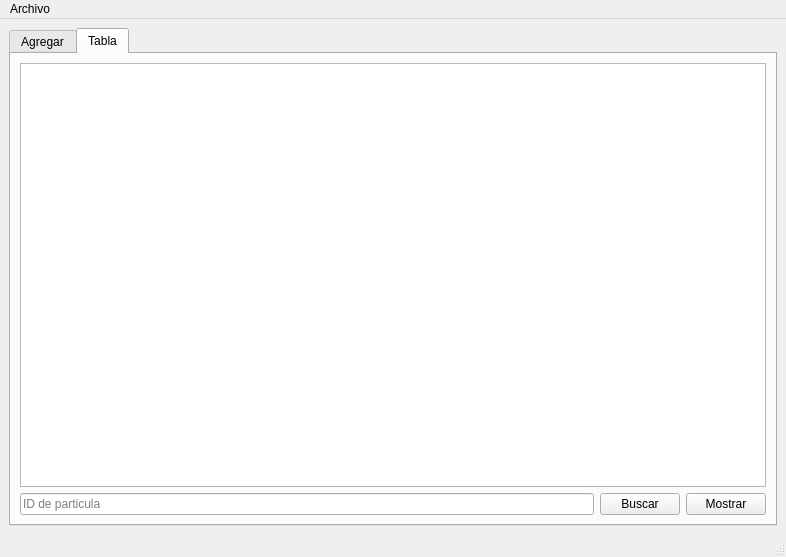
The window that mainwindow.ui (Antonio-Hdez/Prueba-interfazgrafica-antoniohdez) describes before a commit, drawn with Qt 5.
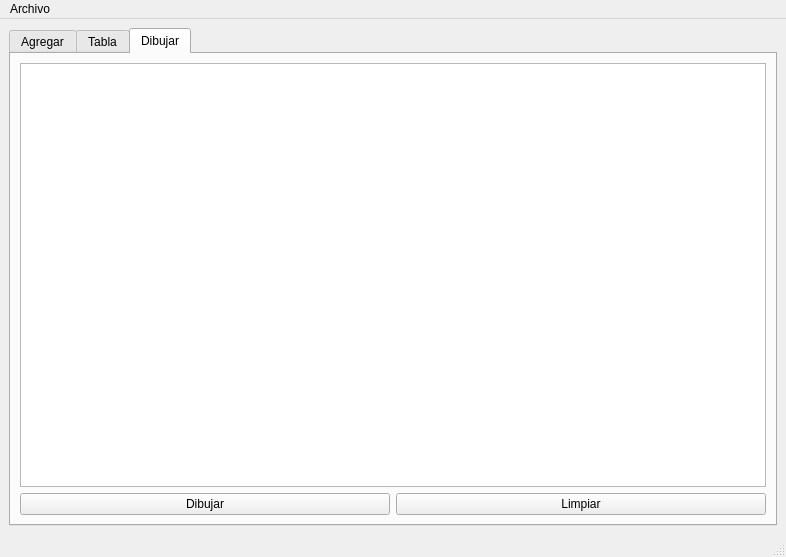
The same window after the commit.

What changed in the file:
```diff
--- a/mainwindow.ui
+++ b/mainwindow.ui
@@ -18,7 +18,7 @@
     <item row="0" column="0">
      <widget class="QTabWidget" name="tabWidget">
       <property name="currentIndex">
-       <number>1</number>
+       <number>2</number>
       </property>
       <widget class="QWidget" name="tab">
        <attribute name="title">
@@ -216,6 +216,30 @@
         </item>
        </layout>
       </widget>
+      <widget class="QWidget" name="tab_3">
+       <attribute name="title">
+        <string>Dibujar</string>
+       </attribute>
+       <layout class="QGridLayout" name="gridLayout_5">
+        <item row="0" column="0" colspan="2">
+         <widget class="QGraphicsView" name="graphicsView"/>
+        </item>
+        <item row="1" column="0">
+         <widget class="QPushButton" name="dibujar">
+          <property name="text">
+           <string>Dibujar</string>
+          </property>
+         </widget>
+        </item>
+        <item row="1" column="1">
+         <widget class="QPushButton" name="limpiar">
+          <property name="text">
+           <string>Limpiar</string>
+          </property>
+         </widget>
+        </item>
+       </layout>
+      </widget>
      </widget>
     </item>
    </layout>
```
